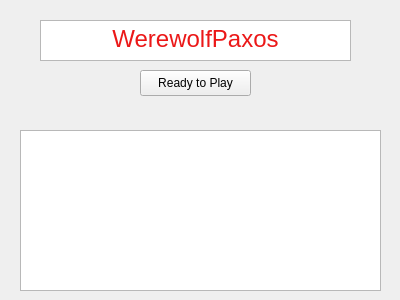
Above: client/punya wawan - takut konflik/WerewolfClient/ready.ui from adarwawan/WerewolfPaxos before the change. Below: the same form after it.
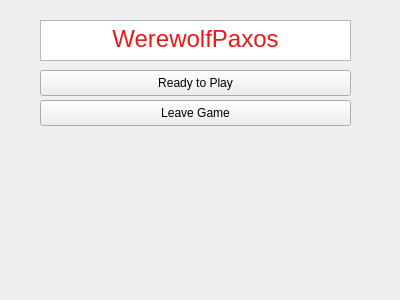
That is the form after the change.

```diff
--- a/client/punya wawan - takut konflik/WerewolfClient/ready.ui
+++ b/client/punya wawan - takut konflik/WerewolfClient/ready.ui
@@ -16,9 +16,9 @@
   <widget class="QPushButton" name="readyButton">
    <property name="geometry">
     <rect>
-     <x>140</x>
+     <x>40</x>
      <y>70</y>
-     <width>111</width>
+     <width>311</width>
      <height>26</height>
     </rect>
    </property>
@@ -47,27 +47,30 @@
    <property name="geometry">
     <rect>
      <x>110</x>
-     <y>100</y>
+     <y>140</y>
      <width>171</width>
      <height>17</height>
     </rect>
    </property>
    <property name="text">
-    <string> </string>
+    <string/>
    </property>
    <property name="alignment">
     <set>Qt::AlignCenter</set>
    </property>
   </widget>
-  <widget class="QTableWidget" name="listPlayerTable">
+  <widget class="QPushButton" name="leaveButton">
    <property name="geometry">
     <rect>
-     <x>20</x>
-     <y>130</y>
-     <width>361</width>
-     <height>161</height>
+     <x>40</x>
+     <y>100</y>
+     <width>311</width>
+     <height>26</height>
     </rect>
    </property>
+   <property name="text">
+    <string>Leave Game</string>
+   </property>
   </widget>
  </widget>
  <resources/>
```
